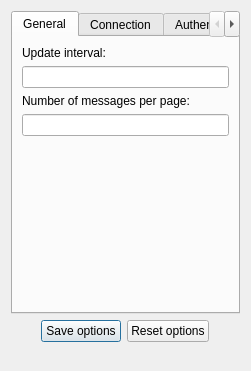
The window that trunk/src/OptionsDialog.ui (asolfre/qwit) describes before a commit, drawn with Qt 5.
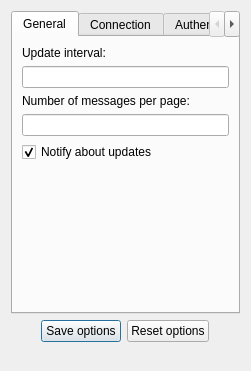
The same window after the commit.

Commit message: Added an option for disabling updates notification

Patch:
```diff
--- a/trunk/src/OptionsDialog.ui
+++ b/trunk/src/OptionsDialog.ui
@@ -53,6 +53,16 @@
            <item>
             <widget class="QLineEdit" name="messagesPerPageLineEdit" />
            </item>
+           <item>
+            <widget class="QCheckBox" name="updatesNotificationCheckBox" >
+             <property name="text" >
+              <string>Notify about updates</string>
+             </property>
+             <property name="checked" >
+              <bool>true</bool>
+             </property>
+            </widget>
+           </item>
            <item>
             <spacer>
              <property name="orientation" >
```
Left out of the diff: 12 changed lines with no effect on the pictures. The commit also changes 2 other files.
